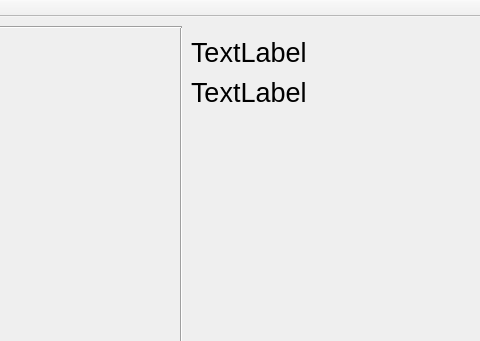
This is TA_ParticleEditor/TA_ParticleEditor/particleeditor.ui in Stureplan/TA_ParticleEditor as Qt 5 draws it before an edit; both pictures show x 469 to 949 and y 0 to 341 of the 949 by 653 pixel window. The edited form follows.
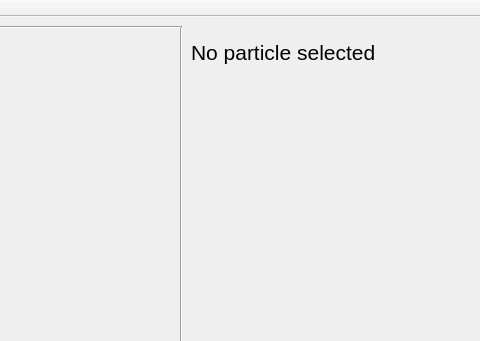
This is the edited form. Custom widgets are drawn as their Qt base class.

Commit message: Particle collision illustrated and working

```diff
--- a/TA_ParticleEditor/TA_ParticleEditor/particleeditor.ui
+++ b/TA_ParticleEditor/TA_ParticleEditor/particleeditor.ui
@@ -35,29 +35,32 @@
     </property>
     <property name="font">
      <font>
-      <pointsize>20</pointsize>
+      <pointsize>16</pointsize>
      </font>
     </property>
     <property name="text">
-     <string>TextLabel</string>
+     <string>No particle selected</string>
     </property>
    </widget>
    <widget class="QLabel" name="label_4">
     <property name="geometry">
      <rect>
       <x>660</x>
-      <y>50</y>
+      <y>60</y>
       <width>200</width>
-      <height>50</height>
+      <height>171</height>
      </rect>
     </property>
     <property name="font">
      <font>
-      <pointsize>20</pointsize>
+      <pointsize>12</pointsize>
      </font>
     </property>
     <property name="text">
-     <string>TextLabel</string>
+     <string>&lt;no info&gt;</string>
+    </property>
+    <property name="alignment">
+     <set>Qt::AlignLeading|Qt::AlignLeft|Qt::AlignTop</set>
     </property>
    </widget>
    <widget class="Line" name="line">
```
Left out of the diff: 4 changed lines with no effect on the pictures. The commit also changes 21 other files.
